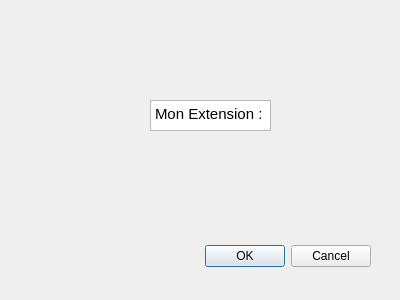
The window that mon_extension_dialog_base.ui (oumaimasah/tp-QGIS) describes before a commit, drawn with Qt 5.
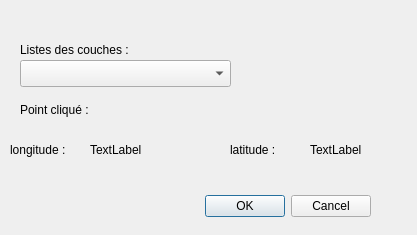
The same window after the commit.

The edit to the form file:
```diff
--- a/mon_extension_dialog_base.ui
+++ b/mon_extension_dialog_base.ui
@@ -6,8 +6,8 @@
    <rect>
     <x>0</x>
     <y>0</y>
-    <width>400</width>
-    <height>300</height>
+    <width>417</width>
+    <height>235</height>
    </rect>
   </property>
   <property name="windowTitle">
@@ -17,7 +17,7 @@
    <property name="geometry">
     <rect>
      <x>30</x>
-     <y>240</y>
+     <y>190</y>
      <width>341</width>
      <height>32</height>
     </rect>
@@ -29,21 +29,92 @@
     <set>QDialogButtonBox::Cancel|QDialogButtonBox::Ok</set>
    </property>
   </widget>
-  <widget class="QTextBrowser" name="textBrowser">
+  <widget class="QComboBox" name="comboBox">
    <property name="geometry">
     <rect>
-     <x>150</x>
+     <x>20</x>
+     <y>60</y>
+     <width>211</width>
+     <height>27</height>
+    </rect>
+   </property>
+  </widget>
+  <widget class="QLabel" name="label">
+   <property name="geometry">
+    <rect>
+     <x>20</x>
+     <y>40</y>
+     <width>191</width>
+     <height>19</height>
+    </rect>
+   </property>
+   <property name="text">
+    <string>Listes des couches :</string>
+   </property>
+  </widget>
+  <widget class="QLabel" name="label_2">
+   <property name="geometry">
+    <rect>
+     <x>20</x>
      <y>100</y>
-     <width>121</width>
-     <height>31</height>
+     <width>191</width>
+     <height>19</height>
     </rect>
    </property>
-   <property name="html">
-    <string>&lt;!DOCTYPE HTML PUBLIC &quot;-//W3C//DTD HTML 4.0//EN&quot; &quot;http://www.w3.org/TR/REC-html40/strict.dtd&quot;&gt;
-&lt;html&gt;&lt;head&gt;&lt;meta name=&quot;qrichtext&quot; content=&quot;1&quot; /&gt;&lt;style type=&quot;text/css&quot;&gt;
-p, li { white-space: pre-wrap; }
-&lt;/style&gt;&lt;/head&gt;&lt;body style=&quot; font-family:'Ubuntu Sans'; font-size:11pt; font-weight:400; font-style:normal;&quot;&gt;
-&lt;p style=&quot; margin-top:0px; margin-bottom:0px; margin-left:0px; margin-right:0px; -qt-block-indent:0; text-indent:0px;&quot;&gt;Mon Extension :&lt;/p&gt;&lt;/body&gt;&lt;/html&gt;</string>
+   <property name="text">
+    <string>Point cliqué :</string>
+   </property>
+  </widget>
+  <widget class="QLabel" name="label_3">
+   <property name="geometry">
+    <rect>
+     <x>10</x>
+     <y>140</y>
+     <width>81</width>
+     <height>19</height>
+    </rect>
+   </property>
+   <property name="text">
+    <string>longitude :</string>
+   </property>
+  </widget>
+  <widget class="QLabel" name="labelLongitude">
+   <property name="geometry">
+    <rect>
+     <x>90</x>
+     <y>140</y>
+     <width>66</width>
+     <height>19</height>
+    </rect>
+   </property>
+   <property name="text">
+    <string>TextLabel</string>
+   </property>
+  </widget>
+  <widget class="QLabel" name="label_5">
+   <property name="geometry">
+    <rect>
+     <x>230</x>
+     <y>140</y>
+     <width>66</width>
+     <height>19</height>
+    </rect>
+   </property>
+   <property name="text">
+    <string>latitude :</string>
+   </property>
+  </widget>
+  <widget class="QLabel" name="labelLatitude">
+   <property name="geometry">
+    <rect>
+     <x>310</x>
+     <y>140</y>
+     <width>66</width>
+     <height>19</height>
+    </rect>
+   </property>
+   <property name="text">
+    <string>TextLabel</string>
    </property>
   </widget>
  </widget>
```
